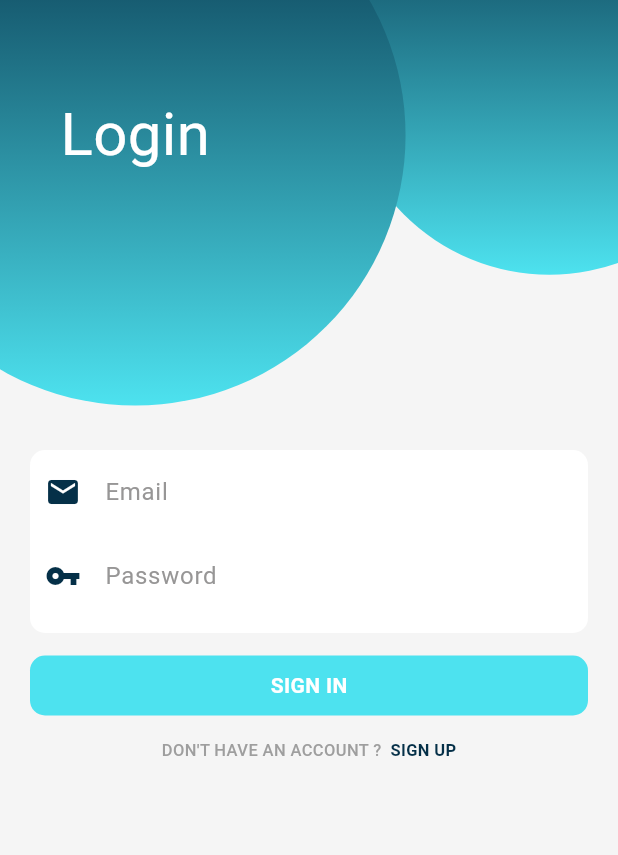
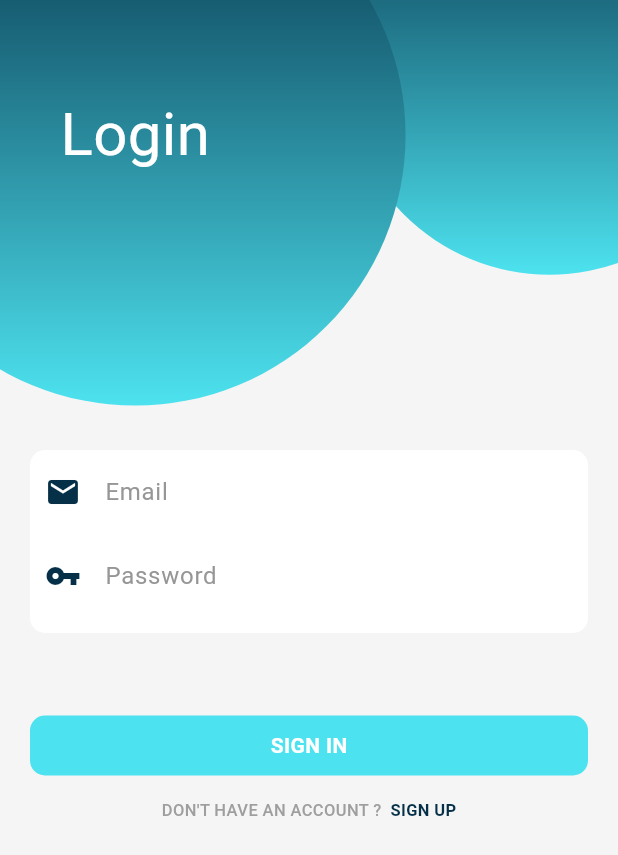
Before and after one commit to maniangdoz/exo_post, a Flutter app: the AuthScreen screen opened directly, on a phone screen of 412 x 824 dp. Shown: the top 855 px of the screen. Run offline on Flutter 3.47's test engine with Material 2 defaults, Android fonts, the light colour scheme and no system bars; our stand-ins replace bloc, equatable, flutter_animate, flutter_bloc, get_it, go_router and 2 more; accounts and stored records are empty.

Commit message:
correction space

```diff
--- a/lib/features/auth/presentation/pages/auth_screen.dart
+++ b/lib/features/auth/presentation/pages/auth_screen.dart
@@ -109,7 +109,7 @@ class AuthScreen extends StatelessWidget {
                   ),
                 ),
                 Container(
-                  margin: const EdgeInsets.fromLTRB(20, 0, 20, 15),
+                  margin: const EdgeInsets.fromLTRB(20, 40, 20, 15),
                   child: Column(
                     children: <Widget>[
                       SizedBox(
```
